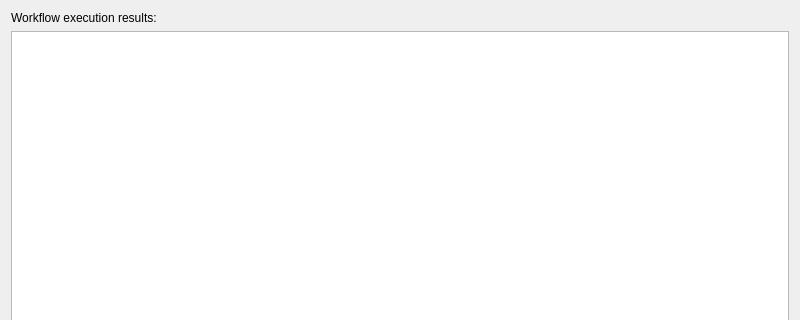
Qt form src/LogDialog.ui (flowexpert/charon) before a commit; both pictures show x 0 to 800 and y 0 to 320 of the 800 by 600 pixel window.
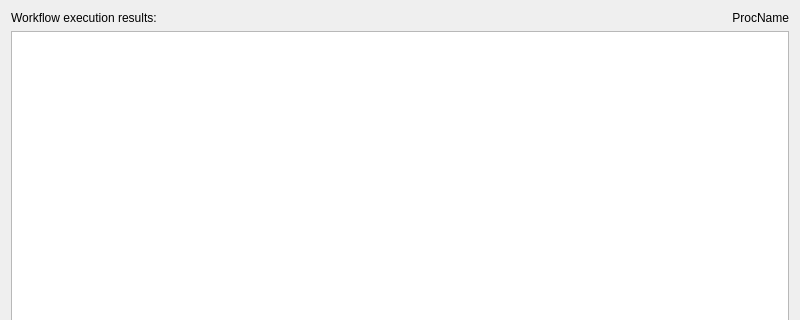
The same form after that commit.

```diff
--- a/src/LogDialog.ui
+++ b/src/LogDialog.ui
@@ -14,6 +14,29 @@
    <string>Workflow Execution</string>
   </property>
   <layout class="QGridLayout" name="gridLayout">
+   <item row="0" column="0">
+    <widget class="QLabel" name="lInfo">
+     <property name="font">
+      <font>
+       <weight>50</weight>
+       <bold>false</bold>
+      </font>
+     </property>
+     <property name="text">
+      <string>Workflow execution results:</string>
+     </property>
+    </widget>
+   </item>
+   <item row="0" column="1">
+    <widget class="QLabel" name="lProcName">
+     <property name="text">
+      <string>ProcName</string>
+     </property>
+     <property name="alignment">
+      <set>Qt::AlignRight|Qt::AlignTrailing|Qt::AlignVCenter</set>
+     </property>
+    </widget>
+   </item>
    <item row="1" column="0" colspan="2">
     <widget class="QTextEdit" name="logText">
      <property name="acceptDrops">
@@ -62,19 +85,6 @@
      </property>
     </widget>
    </item>
-   <item row="0" column="0" colspan="2">
-    <widget class="QLabel" name="infoLabel">
-     <property name="font">
-      <font>
-       <weight>50</weight>
-       <bold>false</bold>
-      </font>
-     </property>
-     <property name="text">
-      <string>Workflow execution results:</string>
-     </property>
-    </widget>
-   </item>
   </layout>
  </widget>
  <resources/>
```
Left out of the diff: 4 changed lines with no effect on the pictures.
